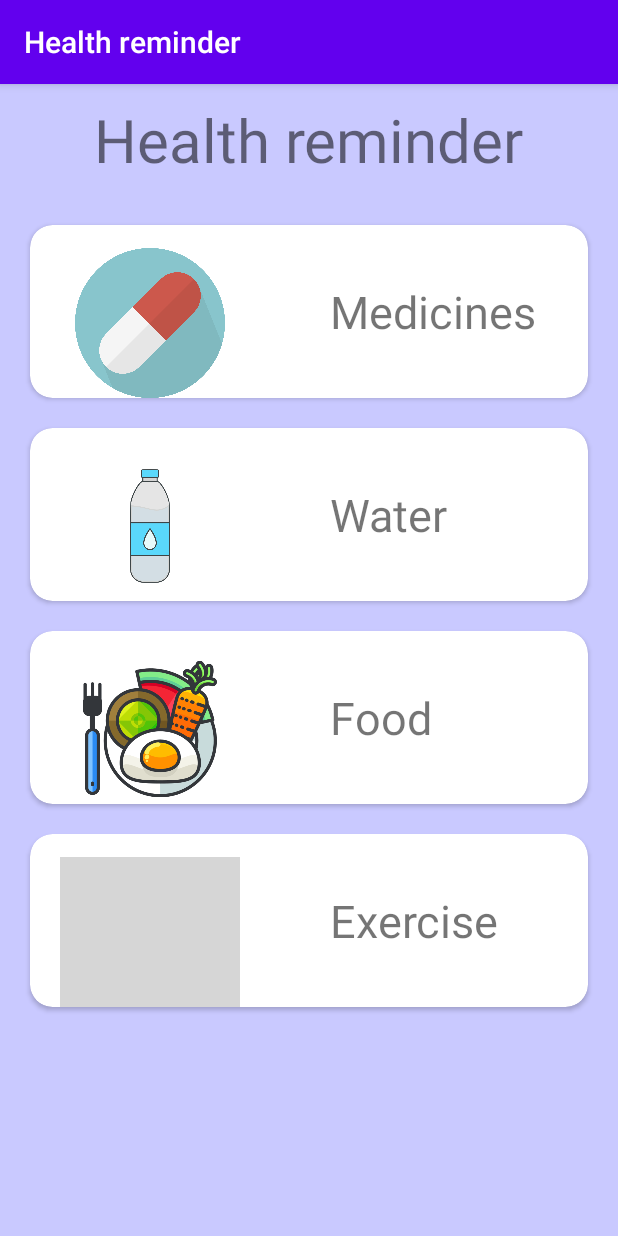
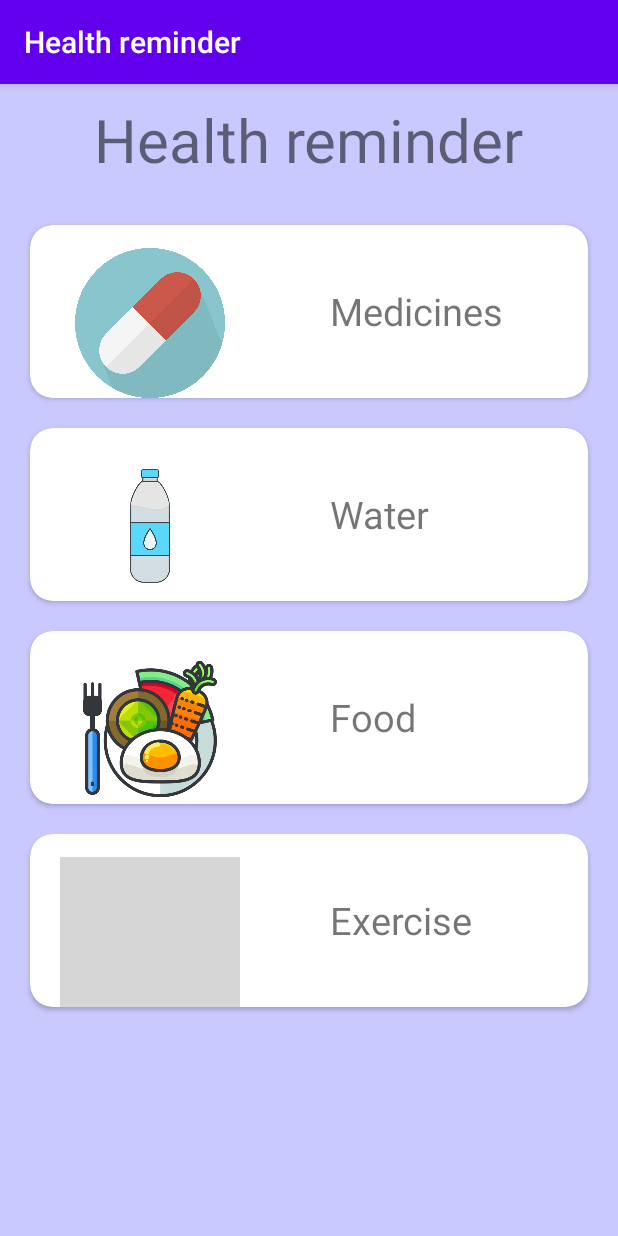
Before and after one commit to Gaurav2807/Health-Reminder, an Android app: the screen it shows after launch (MainActivity), on a phone screen of 412 x 824 dp. Run offline under Robolectric (Android 15) with nearby library versions, the phone set to English and light mode, and no system bars; grey boxes are pictures that could not be loaded.

Commit message:
text size

```diff
--- a/app/src/main/res/layout/activity_main.xml
+++ b/app/src/main/res/layout/activity_main.xml
@@ -59,7 +59,7 @@ tools:context=".MainActivity">
                     android:layout_centerVertical="true"
                     android:layout_marginLeft="200dp"
                     android:text="Medicines"
-                    android:textSize="30sp"/>
+                    android:textSize="25sp"/>
 
             </RelativeLayout>
         </androidx.cardview.widget.CardView>
@@ -97,7 +97,7 @@ tools:context=".MainActivity">
                     android:layout_centerVertical="true"
                     android:layout_marginLeft="200dp"
                     android:text="Water"
-                    android:textSize="30sp"/>
+                    android:textSize="25sp"/>
             </RelativeLayout>
         </androidx.cardview.widget.CardView>
 
@@ -134,7 +134,7 @@ tools:context=".MainActivity">
                     android:layout_centerVertical="true"
                     android:layout_marginLeft="200dp"
                     android:text="Food"
-                    android:textSize="30sp" />
+                    android:textSize="25sp" />
             </RelativeLayout>
         </androidx.cardview.widget.CardView>
 
@@ -171,7 +171,7 @@ tools:context=".MainActivity">
                     android:layout_centerVertical="true"
                     android:layout_marginLeft="200dp"
                     android:text="Exercise"
-                    android:textSize="30sp" />
+                    android:textSize="25sp" />
             </RelativeLayout>
         </androidx.cardview.widget.CardView>
 
```
